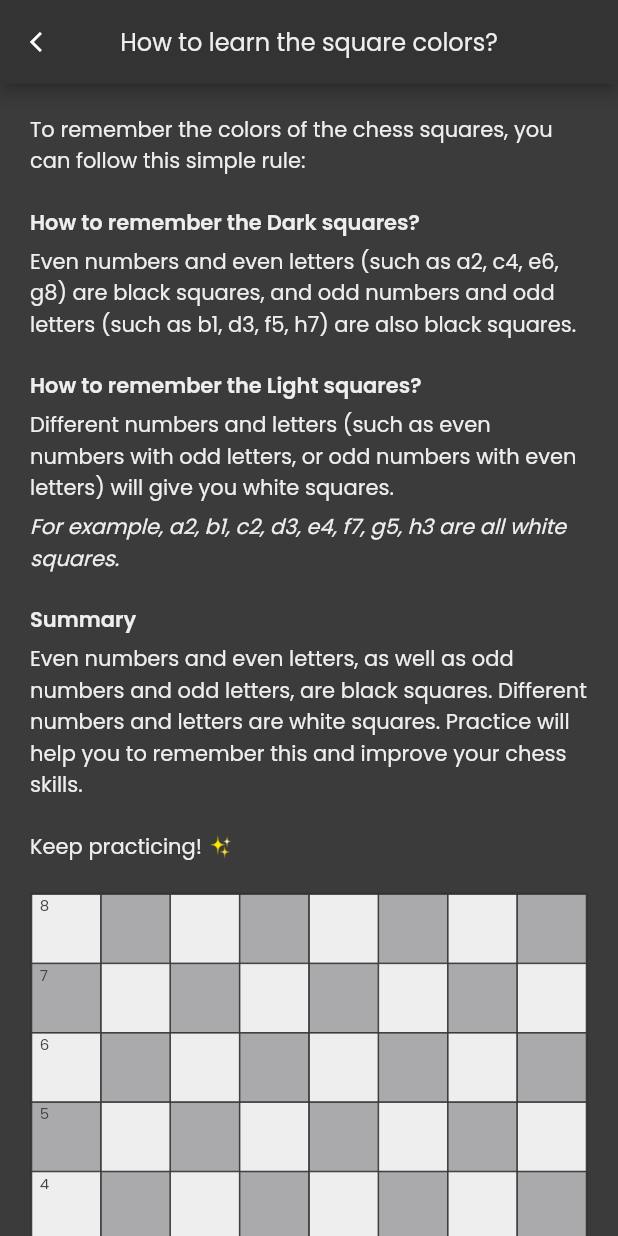
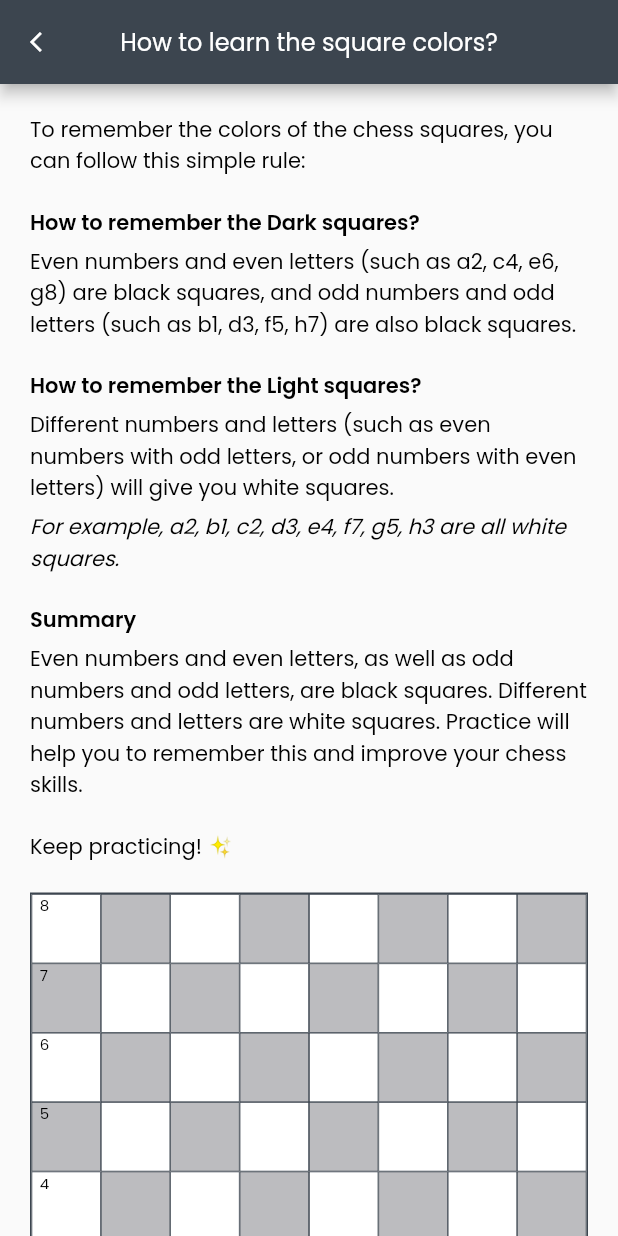
Before and after one commit to dipanshparmar/blindfold-chess, a Flutter app: the HomePage screen opened by its route, after a tap on the "arrow forward ios" icon, after a tap on "How To Remember Square Colors?", on a phone screen of 412 x 824 dp. Run offline on Flutter 3.47's test engine with Material 2 defaults, Android fonts, the phone set to English and light mode, and no system bars; our stand-ins replace flutter_svg, shared_preferences, sliver_tools, syncfusion_flutter_sliders; missing offline and left inert: syncfusion_flutter_core; accounts and stored records are empty.

Commit message:
integrated dark mode

```diff
--- a/lib/pages/home_page.dart
+++ b/lib/pages/home_page.dart
@@ -72,19 +72,6 @@ class _HomePageState extends State<HomePage> {
               );
             },
           ),
-          // TODO: REMOVE THIS
-          Consumer<ThemeProvider>(
-            builder: (context, themeProvider, child) {
-              return Switch(
-                value: themeProvider.isDark(),
-                onChanged: (value) {
-                  setState(() {
-                    themeProvider.toggle();
-                  });
-                },
-              );
-            },
-          )
         ],
         centerTitle: false,
       ),
--- a/lib/pages/settings_page.dart
+++ b/lib/pages/settings_page.dart
@@ -213,6 +213,11 @@ class _SettingsPageState extends State<SettingsPage> {
                         trailing: CustomSwitch(
                           value: consumerProvider.getDarkMode(),
                           onChanged: (value) async {
+                            // toggling up the dark mode on the theme provider so that the theme actually gets updated because this is where we are getting the theme mode and the actual respective themes
+                            Provider.of<ThemeProvider>(context, listen: false)
+                                .toggle();
+
+                            // setting the dark mode on the settings provider to update it in the state and the shared preferences
                             await consumerProvider.setDarkMode(value);
                           },
                         ),
--- a/lib/providers/theme_provider.dart
+++ b/lib/providers/theme_provider.dart
@@ -1,11 +1,18 @@
 import 'package:flutter/material.dart';
+import 'package:shared_preferences/shared_preferences.dart';
+
+// helpers
+import '../helpers/helpers.dart';
 
 // constants
 import '../utils/constants/constants.dart';
 
+// getting the prefs
+final SharedPreferences _prefs = SharedPreferencesHelper.getInstance();
+
 class ThemeProvider with ChangeNotifier {
   // theme mode
-  ThemeMode _themeMode = ThemeMode.dark; // TODO: UPDATE
+  ThemeMode _themeMode = _prefs.getBool('darkMode')! ? ThemeMode.dark : ThemeMode.light;
 
   // light theme
   final ThemeData _lightTheme = _themeLight;
--- a/lib/widgets/chess_board.dart
+++ b/lib/widgets/chess_board.dart
@@ -372,7 +372,9 @@ class _ChessBoardState extends State<ChessBoard> {
                                       file, rank, themeProvider.isDark())
                                   : getResultColor(Coordinates(file, rank),
                                       clickCoordinates!, themeProvider.isDark())
-                          : kLightColor,
+                          : themeProvider.isDark()
+                              ? kBoardDarkColorDarkTheme
+                              : kBoardDarkColor,
                     ),
                     child: Stack(
                       children: [
```
